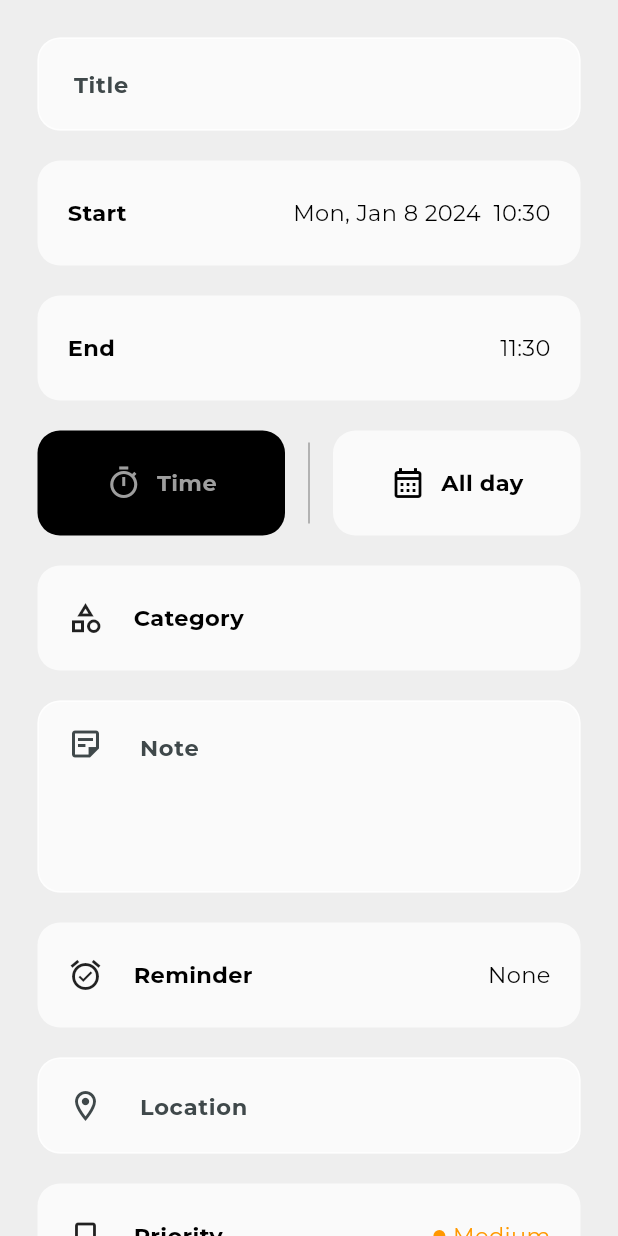
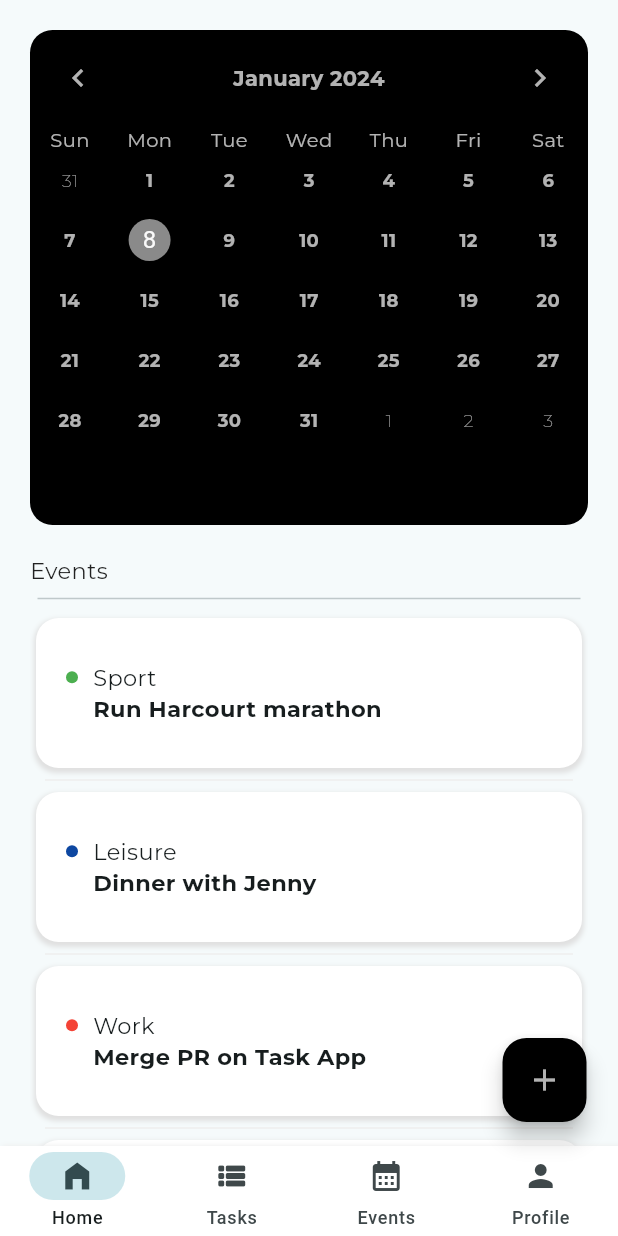
Before and after one commit to KelvinJC/productivo, a Flutter app: the screen it shows once a user with an empty profile is signed in, on a phone screen of 412 x 824 dp. Run offline on Flutter 3.47's test engine with Material 3 defaults, Android fonts, the phone set to English and light mode, and no system bars; drawn by our look-alikes of table_calendar; our stand-ins replace firebase_auth, firebase_core, flutter_svg, google_fonts; accounts and stored records are empty.

Commit message:
Add changes

```diff
--- a/lib/auth/views/switch_screen.dart
+++ b/lib/auth/views/switch_screen.dart
@@ -3,7 +3,9 @@ import 'package:google_fonts/google_fonts.dart';
 import 'package:provider/provider.dart';
 import 'package:todo/auth/view_models/auth_view_model.dart';
 import 'package:todo/auth/views/signup_screen.dart';
+import 'package:todo/events_page.dart';
 import 'package:todo/homepage.dart';
+import 'package:todo/new_todo.dart';
 import 'package:todo/splash_screen.dart';
 import 'package:todo/todo_list/views/add_todo_screen.dart';
 import '../models/status.dart';
@@ -17,7 +19,7 @@ class SwitchScreen extends StatelessWidget {
     FirebaseAuthViewModel authViewModel = context.watch<FirebaseAuthViewModel>();
     switch (authViewModel.status) {
       case Status.Authenticated:
-        return AddTodoScreen();
+        return EventsList(); // HomePage(); // NewTodo();// AddTodoScreen() //;
       case Status.Unauthenticated:
         return LoginScreen();
       case Status.Authenticating:
--- a/lib/components/todo_list_row.dart
+++ b/lib/components/todo_list_row.dart
@@ -41,9 +41,7 @@ class TodoListRow extends StatelessWidget {
 
   @override
   Widget build(BuildContext context) {
-    return Padding(
-      padding: const EdgeInsets.symmetric(horizontal: 20.0),
-      child: Container(
+    return Container(
       height: 100,
       decoration: BoxDecoration(
         borderRadius: BorderRadius.circular(15),
@@ -97,7 +95,6 @@ class TodoListRow extends StatelessWidget {
             )
         ),
       ),
-      ),
     );
   }
 }
--- /dev/null
+++ b/lib/events_page.dart
@@ -0,0 +1,249 @@
+import 'package:flutter/material.dart';
+import 'package:google_fonts/google_fonts.dart';
+
+import 'package:provider/provider.dart';
+import 'package:table_calendar/table_calendar.dart';
+import 'package:todo/todo_list/views/add_todo_screen.dart';
+
+import 'components/todo_list_row.dart';
+
+class EventsListCalendar extends StatelessWidget {
+  const EventsListCalendar({super.key});
+
+  @override
+  Widget build(BuildContext context) {
+    // CalendarViewModel calendarViewModel = context.watch<CalendarViewModel>();
+    // DateTime endDay = calendarViewModel.endCalCurrentDay;
+    DateTime endDay = DateTime.now();
+
+    return TableCalendar(
+      focusedDay: endDay,
+      firstDay: DateTime.utc(2020, 10, 16),
+      lastDay: DateTime.utc(2030, 3, 14),
+      // enabledDayPredicate: (day) {
+      //   return day.isAfter(startDay) || isSameDay(day, startDay);
+      // },
+      rowHeight: 40,
+      headerStyle: HeaderStyle(
+        formatButtonVisible: false,
+        titleCentered: true,
+        titleTextStyle: GoogleFonts.montserrat(
+            fontWeight: FontWeight.bold,
+            color: Colors.white70
+        ),
+        leftChevronIcon: const Icon(
+            color: Colors.white70,
+            Icons.chevron_left
+        ),
+        rightChevronIcon: const Icon(
+            color: Colors.white70,
+            Icons.chevron_right
+        ),
+      ),
+      availableGestures: AvailableGestures.horizontalSwipe, // instead of AvailableGestures.all,
+      // enables vertical scrolling of screen
+      // without swiping through calendar months
+      selectedDayPredicate: (day) => isSameDay(day, endDay),
+      // onDaySelected: calendarViewModel.setEndCalCurrentDay,
+      daysOfWeekStyle: DaysOfWeekStyle(
+        weekdayStyle: GoogleFonts.montserrat(
+            fontSize: 13,
+            color: Colors.white70
+        ),
+        weekendStyle: GoogleFonts.montserrat(
+            fontSize: 13,
+            color: Colors.white70
+        ),
+      ),
+      calendarStyle: CalendarStyle(
+        todayTextStyle: GoogleFonts.montserrat(
+          fontSize: 12,
+          color: Colors.white70,
+          fontWeight: FontWeight.bold,
+        ),
+        weekendTextStyle: GoogleFonts.montserrat(
+            fontSize: 12,
+            fontWeight: FontWeight.bold,
+            color: Colors.white70
+        ),
+        outsideTextStyle: GoogleFonts.montserrat(
+            fontSize: 12,
+            fontWeight: FontWeight.w100,
+            color: Colors.white70
+        ),
+
+        disabledDecoration: BoxDecoration(
+          color: Colors.transparent, // Customize the color for disabled days
+          shape: BoxShape.circle,
+          border: Border.all(
+            color: Colors.grey, // Outline color for disabled days
+            width: 0.5, // Outline width
+          ),
+        ),
+
+        disabledTextStyle: GoogleFonts.montserrat(
+          fontSize: 12,
+          fontWeight: FontWeight.w100,
+          color: Colors.black, // customize the color for disabled dates to be black i.e. invisible
+        ),
+        defaultTextStyle: GoogleFonts.montserrat(
+            fontSize: 12,
+            fontWeight: FontWeight.bold,
+            color: Colors.white70
+        ),
+        // define the decoration for the selected day i.e. endDay
+        selectedDecoration: const BoxDecoration(
+          color: Colors.white54, // Customize the color as needed
+          shape: BoxShape.circle,
+        ),
+
+        // define today's decoration so that when user clicks another date,
+        // today no longer holds any highlight
+        todayDecoration: const BoxDecoration(),
+      ),
+    );
+  }
+}
+
+
+
+class EventsList extends StatelessWidget {
+  const EventsList({super.key});
+
+  @override
+  Widget build(BuildContext context) {
+    return Scaffold(
+      bottomNavigationBar: Container(
+        decoration: BoxDecoration(
+          boxShadow: [
+            BoxShadow(
+              color: Colors.grey[200]!, // Color of the shadow
+              offset: const Offset(2, 0), // Offset of the shadow (x, y)
+              blurRadius: 2.0, // Radius of the shadow blur
+              spreadRadius: 1.0, // How much the shadow should spread
+            ),
+          ],
+        ),
+        child: NavigationBar(
+          height: 60,
+          // iconSize: 20.0,
+          backgroundColor: Colors.white,
+          surfaceTintColor: Colors.white,
+
+          // type: BottomNavigationBarType.fixed,
+          destinations: const [
+            NavigationDestination(
+                icon: Icon(
+                    Icons.home_filled
+                ),
+                label: 'Home'
+            ),
+            NavigationDestination(
+                icon: Icon(
+                    Icons.view_list_rounded
+                ),
+                label: 'Tasks'
+            ),
+            // NavigationDestination(
+            //     icon: Icon(
+            //         Icons.add_box_outlined
+            //     ),
+            //     label: 'Add'
+            // ),
+            NavigationDestination(
+                icon: Icon(
+                    Icons.calendar_month),
+                label: 'Events'
+            ),
+            NavigationDestination(
+                icon: Icon(
+                    Icons.person
+                ),
+                label: 'Profile'
+            ),
+          ],
+        ),
+      ),
+      body: SafeArea(
+        child: Padding(
+          padding: const EdgeInsets.symmetric(horizontal: 20.0),
+          child: Column(
+            children: [
+              const SizedBox(height: 20,),
+              Container(
+                height: 330,
+                width: double.infinity,
+                decoration: BoxDecoration(
+                  borderRadius: BorderRadius.circular(15),
+                  color: Colors.black,
+                ),
+                child: const EventsListCalendar()
+              ),
+              const SizedBox(height: 20,),
+              Row(
+                children: [
+                  Text(
+                      'Events',
+                      style: GoogleFonts.montserrat(
+                        fontSize: 15,
+                        color: Colors.black87,
+                      )
+                  ),
+                ],
+              ),
+              const Padding(
+                padding: EdgeInsets.symmetric(horizontal: 5.0),
+                child: Divider(),
+              ),
+              Expanded(
+                child: ListView.separated(
+                    padding: const EdgeInsets.only(top: 5.0, bottom: 15.0),
+                    itemBuilder: (context, index) {
+                      return Padding(
+                        padding: const EdgeInsets.symmetric(horizontal: 4.0),
+                        child: GestureDetector(
+                            onTap: () {
+                              Navigator.push(
+                                context,
+                                MaterialPageRoute(
+                                  builder: (context) => const AddTodoScreen(),
+                                ),
+                              );
+                            },
+                            child: TodoListRow(index: index)),
+                      );
+                    },
+                    separatorBuilder: (context, index) => Padding(
+                      padding: const EdgeInsets.symmetric(horizontal: 10.0),
+                      child: Divider(
+                        color: Colors.grey[200],
+                      ),
+                    ),
+                    itemCount: 10
+                ),
+              ),
+            ],
+          ),
+        ),
+      ),
+      floatingActionButton: Padding(
+        padding: const EdgeInsets.only(right: 5.0),
+        child: FloatingActionButton(
+          backgroundColor: Colors.black,
+          foregroundColor: Colors.white70,
+          onPressed: () {
+            // Handle the button press
+            // print('Add button pressed');
+            Navigator.push(
+              context,
+              MaterialPageRoute(
+                builder: (context) => const AddTodoScreen(),
+              ),
+            );
+          },
+          child: const Icon(Icons.add),
+        ),
+      ),
+    );
+  }
+}
--- a/lib/homepage.dart
+++ b/lib/homepage.dart
@@ -155,7 +155,10 @@ class HomePage extends StatelessWidget {
             child: ListView.separated(
                 padding: EdgeInsets.only(top: 5.0, bottom: 15.0),
                 itemBuilder: (context, index) {
-                  return TodoListRow(index: index);
+                  return Padding(
+                    padding: const EdgeInsets.symmetric(horizontal: 20.0),
+                    child: TodoListRow(index: index),
+                  );
                 },
                 separatorBuilder: (context, index) => Padding(
                   padding: const EdgeInsets.symmetric(horizontal: 20.0),
--- a/lib/main.dart
+++ b/lib/main.dart
@@ -63,7 +63,7 @@ class MyApp extends StatelessWidget {
         title: 'Flutter Demo',
         debugShowCheckedModeBanner: false,
         theme: ThemeData(
-          colorScheme: ColorScheme.fromSeed(seedColor: Colors.white70, primary: Colors.black54),
+          colorScheme: ColorScheme.fromSeed(seedColor: Colors.white70,),
           useMaterial3: true,
         ),
         home: const SwitchScreen(),
--- a/lib/todo_list/views/add_todo_screen.dart
+++ b/lib/todo_list/views/add_todo_screen.dart
@@ -1,4 +1,3 @@
-import 'package:flutter/gestures.dart';
 import 'package:flutter/material.dart';
 import 'package:flutter/rendering.dart';
 import 'package:flutter/services.dart';
@@ -19,6 +18,7 @@ class AddTodoScreen extends StatelessWidget {
 
   @override
   Widget build(BuildContext context) {
+    print('building');
     // providers
     TodoViewModel todoViewModel = context.watch<TodoViewModel>();
     CalendarViewModel calendarViewModel = context.watch<CalendarViewModel>();
@@ -158,7 +158,7 @@ class AddTodoScreen extends StatelessWidget {
                                     borderRadius: BorderRadius.circular(15),
                                     color: Colors.black,
                                   ),
-                                  child: startCal,
+                                  child: Container(),
                                 ),
                                 const Padding(
                                   padding: EdgeInsets.symmetric(horizontal: 10.0, vertical: 10),
```
Also changed, not shown: lib/calendar/views/end_calendar_widget.dart (+146 -19 lines), lib/new_todo.dart (added, +221 -0 lines). Lines whose indentation alone changed are shown as unchanged.
